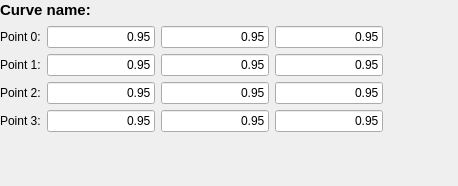
The window that ui/MyPointsControlWidget.ui (rkhomenko/cg-cp) describes before a commit, drawn with Qt 5.
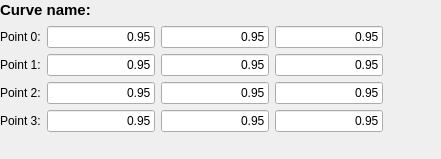
The same window after the commit.

The edit to the form file:
```diff
--- a/ui/MyPointsControlWidget.ui
+++ b/ui/MyPointsControlWidget.ui
@@ -6,20 +6,20 @@
    <rect>
     <x>0</x>
     <y>0</y>
-    <width>458</width>
-    <height>186</height>
+    <width>441</width>
+    <height>159</height>
    </rect>
   </property>
   <property name="sizePolicy">
-   <sizepolicy hsizetype="Preferred" vsizetype="Preferred">
+   <sizepolicy hsizetype="Fixed" vsizetype="Fixed">
     <horstretch>0</horstretch>
     <verstretch>0</verstretch>
    </sizepolicy>
   </property>
   <property name="minimumSize">
    <size>
-    <width>252</width>
-    <height>152</height>
+    <width>441</width>
+    <height>159</height>
    </size>
   </property>
   <property name="windowTitle">
```
